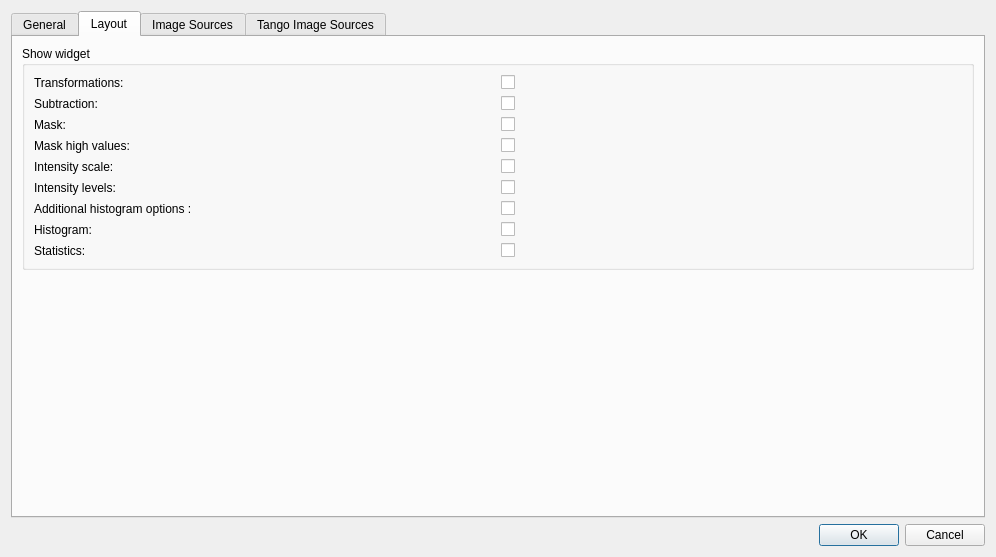
Above: lavuelib/ui/ConfigDialog.ui from syncope/lavue before the change. Below: the same form after it.
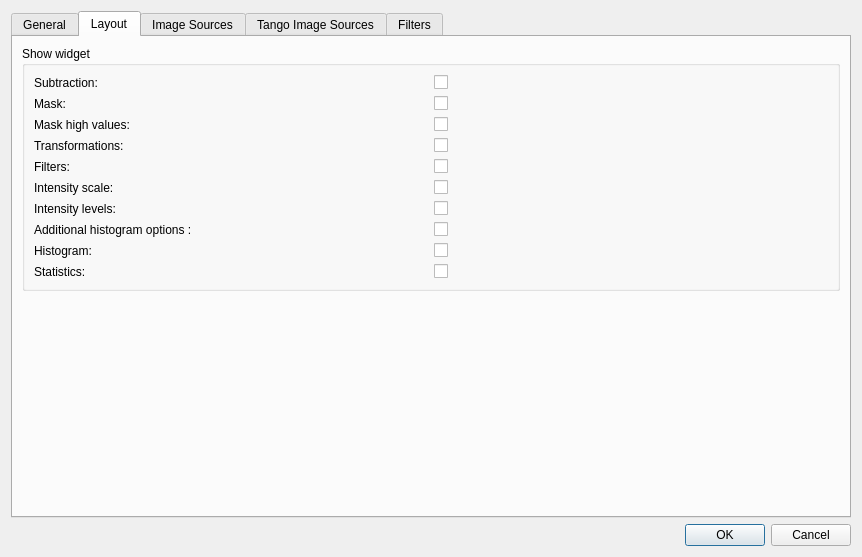
That is the form after the change. The open tabs and pages were chosen to show the change.

Diff of the .ui file:
```diff
--- a/lavuelib/ui/ConfigDialog.ui
+++ b/lavuelib/ui/ConfigDialog.ui
@@ -6,7 +6,7 @@
    <rect>
     <x>0</x>
     <y>0</y>
-    <width>996</width>
+    <width>862</width>
     <height>557</height>
    </rect>
   </property>
@@ -623,14 +623,27 @@
            <layout class="QGridLayout" name="gridLayout_42">
             <item row="0" column="0">
              <layout class="QGridLayout" name="viewGridLayout">
-              <item row="5" column="1">
+              <item row="9" column="0">
+               <widget class="QLabel" name="showhistoLabel">
+                <property name="toolTip">
+                 <string>show histogram to set range and color distribution</string>
+                </property>
+                <property name="text">
+                 <string>Histogram:</string>
+                </property>
+                <property name="buddy">
+                 <cstring>showhistoCheckBox</cstring>
+                </property>
+               </widget>
+              </item>
+              <item row="7" column="1">
                <widget class="QCheckBox" name="showlevelsCheckBox">
                 <property name="text">
                  <string/>
                 </property>
                </widget>
               </item>
-              <item row="8" column="1">
+              <item row="10" column="1">
                <widget class="QCheckBox" name="showstatsCheckBox">
                 <property name="toolTip">
                  <string>&lt;html&gt;&lt;head/&gt;&lt;body&gt;&lt;p&gt;show widgets statistics values&lt;/p&gt;&lt;/body&gt;&lt;/html&gt;</string>
@@ -640,7 +653,7 @@
                 </property>
                </widget>
               </item>
-              <item row="8" column="0">
+              <item row="10" column="0">
                <widget class="QLabel" name="showstatsLabel">
                 <property name="toolTip">
                  <string>&lt;html&gt;&lt;head/&gt;&lt;body&gt;&lt;p&gt;show widgets statistics values&lt;/p&gt;&lt;/body&gt;&lt;/html&gt;</string>
@@ -666,19 +679,6 @@
                 </property>
                </widget>
               </item>
-              <item row="7" column="0">
-               <widget class="QLabel" name="showhistoLabel">
-                <property name="toolTip">
-                 <string>show histogram to set range and color distribution</string>
-                </property>
-                <property name="text">
-                 <string>Histogram:</string>
-                </property>
-                <property name="buddy">
-                 <cstring>showhistoCheckBox</cstring>
-                </property>
-               </widget>
-              </item>
               <item row="1" column="0">
                <widget class="QLabel" name="showsubLabel">
                 <property name="toolTip">
@@ -702,7 +702,7 @@
                 </property>
                </widget>
               </item>
-              <item row="5" column="0">
+              <item row="7" column="0">
                <widget class="QLabel" name="showlevelsLabel">
                 <property name="toolTip">
                  <string>show widgets to select the image intensity levels</string>
@@ -715,7 +715,7 @@
                 </property>
                </widget>
               </item>
-              <item row="4" column="0">
+              <item row="6" column="0">
                <widget class="QLabel" name="showscaleLabel">
                 <property name="toolTip">
                  <string>show widgets to select the image intensity scale</string>
@@ -728,7 +728,7 @@
                 </property>
                </widget>
               </item>
-              <item row="4" column="1">
+              <item row="6" column="1">
                <widget class="QCheckBox" name="showscaleCheckBox">
                 <property name="toolTip">
                  <string>show widgets to select the image intensity scale</string>
@@ -738,7 +738,7 @@
                 </property>
                </widget>
               </item>
-              <item row="7" column="1">
+              <item row="9" column="1">
                <widget class="QCheckBox" name="showhistoCheckBox">
                 <property name="toolTip">
                  <string>show histogram to set range and color distribution</string>
@@ -771,7 +771,7 @@
                 </property>
                </widget>
               </item>
-              <item row="0" column="0">
+              <item row="4" column="0">
                <widget class="QLabel" name="showtransLabel">
                 <property name="toolTip">
                  <string>show widgets to select the image transformations</string>
@@ -794,17 +794,7 @@
                 </property>
                </widget>
               </item>
-              <item row="0" column="1">
-               <widget class="QCheckBox" name="showtransCheckBox">
-                <property name="toolTip">
-                 <string>show widgets to select the image transformations</string>
-                </property>
-                <property name="text">
-                 <string/>
-                </property>
-               </widget>
-              </item>
-              <item row="6" column="0">
+              <item row="8" column="0">
                <widget class="QLabel" name="showaddhistoLabel">
                 <property name="toolTip">
                  <string>&lt;html&gt;&lt;head/&gt;&lt;body&gt;&lt;p&gt;show additional histogram options like image data step and bin edges algorithm&lt;/p&gt;&lt;/body&gt;&lt;/html&gt;</string>
@@ -817,7 +807,7 @@
                 </property>
                </widget>
               </item>
-              <item row="6" column="1">
+              <item row="8" column="1">
                <widget class="QCheckBox" name="showaddhistoCheckBox">
                 <property name="toolTip">
                  <string>&lt;html&gt;&lt;head/&gt;&lt;body&gt;&lt;p&gt;show additional histogram options like image data step and bin edges algorithm&lt;/p&gt;&lt;/body&gt;&lt;/html&gt;</string>
@@ -827,6 +817,36 @@
                 </property>
                </widget>
               </item>
+              <item row="4" column="1">
+               <widget class="QCheckBox" name="showtransCheckBox">
+                <property name="toolTip">
+                 <string>show widgets to select the image transformations</string>
+                </property>
+                <property name="text">
+                 <string/>
+                </property>
+               </widget>
+              </item>
+              <item row="5" column="0">
+               <widget class="QLabel" name="showfiltersLabel">
+                <property name="toolTip">
+                 <string>&lt;html&gt;&lt;head/&gt;&lt;body&gt;&lt;p&gt;show widgets to select image filters&lt;/p&gt;&lt;/body&gt;&lt;/html&gt;</string>
+                </property>
+                <property name="text">
+                 <string>Filters:</string>
+                </property>
+               </widget>
+              </item>
+              <item row="5" column="1">
+               <widget class="QCheckBox" name="showfiltersCheckBox">
+                <property name="toolTip">
+                 <string>&lt;html&gt;&lt;head/&gt;&lt;body&gt;&lt;p&gt;show widgets to select image filters&lt;/p&gt;&lt;/body&gt;&lt;/html&gt;</string>
+                </property>
+                <property name="text">
+                 <string/>
+                </property>
+               </widget>
+              </item>
              </layout>
             </item>
            </layout>
@@ -1266,6 +1286,27 @@
          </item>
         </layout>
        </widget>
+       <widget class="QWidget" name="filterTab">
+        <attribute name="title">
+         <string>Filters</string>
+        </attribute>
+        <layout class="QGridLayout" name="gridLayout_18">
+         <item row="0" column="0">
+          <layout class="QVBoxLayout" name="verticalLayout_4">
+           <item>
+            <widget class="QDialogButtonBox" name="filterButtonBox">
+             <property name="standardButtons">
+              <set>QDialogButtonBox::NoButton</set>
+             </property>
+            </widget>
+           </item>
+           <item>
+            <widget class="QTableWidget" name="filterTableWidget"/>
+           </item>
+          </layout>
+         </item>
+        </layout>
+       </widget>
       </widget>
      </item>
      <item>
```
Left out of the diff: 9 changed lines with no effect on the pictures.
